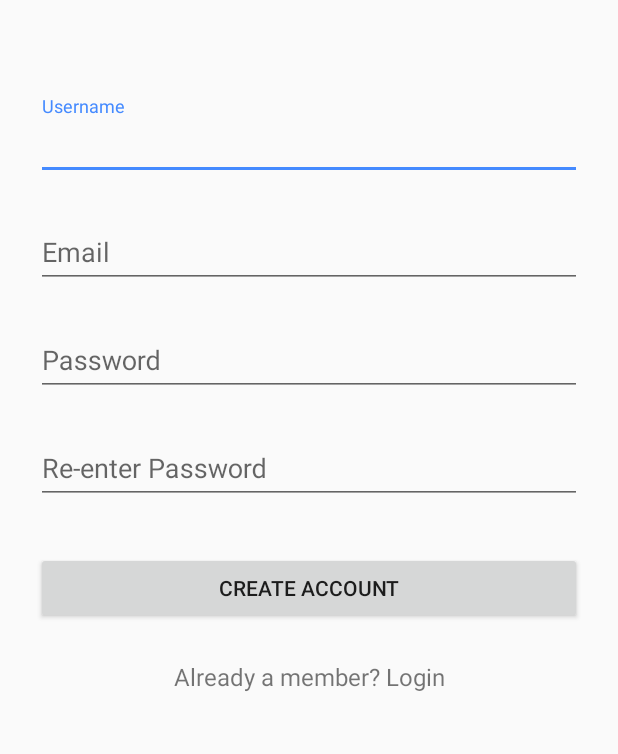
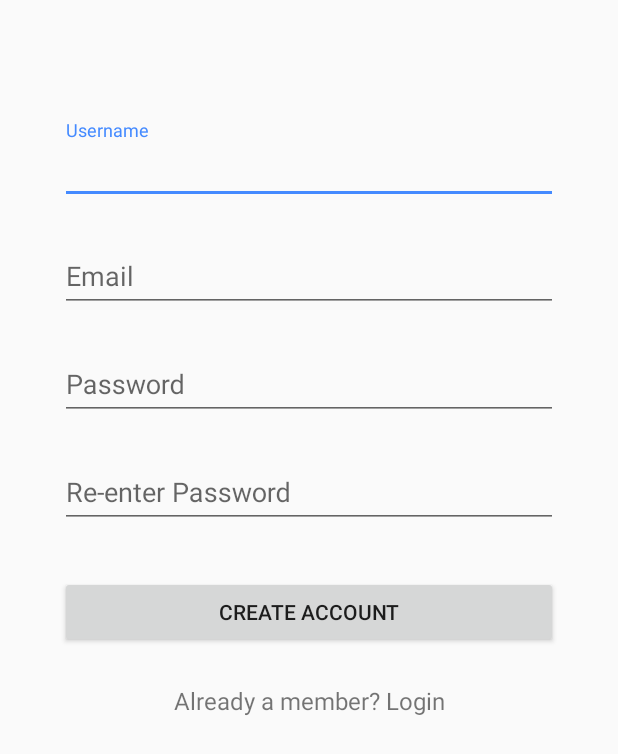
Before and after one commit to hshkryaba/clucky, an Android app: the layout fragment_signup.xml on its own in the app's theme, with its tools: preview values and no code run, on a phone screen of 412 x 824 dp. Shown: the top 754 px of the screen. Run offline under Robolectric (Android 15) with nearby library versions, the phone set to English and light mode, and no system bars.

Commit message:
refactor SignupActivity to SignupFragment

```diff
--- a/presentation/src/main/AndroidManifest.xml
+++ b/presentation/src/main/AndroidManifest.xml
@@ -28,7 +28,7 @@
         <category android:name="android.intent.category.LAUNCHER" />
       </intent-filter>
     </activity>
-    <activity android:name=".view.activity.SignupActivity" />
+    <!--<activity android:name=".view.activity.SignupActivity" />-->
     <activity android:name=".view.activity.ModeSelectActivity" />
     <activity android:name=".view.activity.AboutPageActivity" />
 
--- a/presentation/src/main/res/layout/activity_signup.xml
+++ b/presentation/src/main/res/layout/fragment_signup.xml
@@ -1,9 +1,12 @@
 <?xml version="1.0" encoding="utf-8"?>
 <ScrollView
     xmlns:android="http://schemas.android.com/apk/res/android"
+    xmlns:tools="http://schemas.android.com/tools"
+    style="@style/Container"
     android:layout_width="fill_parent"
     android:layout_height="fill_parent"
-    android:fitsSystemWindows="true">
+    android:fitsSystemWindows="true"
+    tools:context="view.activity.LoginActivity">
 
     <LinearLayout
         android:orientation="vertical"
@@ -24,7 +27,7 @@
                 android:layout_width="match_parent"
                 android:layout_height="wrap_content"
                 android:inputType="textPersonName"
-                android:hint="Username" />
+                android:hint="@string/username" />
         </android.support.design.widget.TextInputLayout>
 
 
@@ -39,7 +42,7 @@
                 android:layout_width="match_parent"
                 android:layout_height="wrap_content"
                 android:inputType="textEmailAddress"
-                android:hint="Email" />
+                android:hint="@string/email" />
         </android.support.design.widget.TextInputLayout>
 
 
@@ -54,7 +57,7 @@
                 android:layout_width="match_parent"
                 android:layout_height="wrap_content"
                 android:inputType="textPassword"
-                android:hint="Password"/>
+                android:hint="@string/password" />
         </android.support.design.widget.TextInputLayout>
 
         <!-- Password Re-enter Label -->
@@ -68,7 +71,7 @@
                 android:layout_width="match_parent"
                 android:layout_height="wrap_content"
                 android:inputType="textPassword"
-                android:hint="Re-enter Password"/>
+                android:hint="@string/re_enter_password" />
         </android.support.design.widget.TextInputLayout>
 
         <!-- Signup Button -->
@@ -79,15 +82,15 @@
             android:layout_marginTop="24dp"
             android:layout_marginBottom="24dp"
             android:padding="12dp"
-            android:text="Create Account"/>
+            android:text="@string/create_account" />
 
         <TextView android:id="@+id/link_login"
             android:layout_width="fill_parent"
             android:layout_height="wrap_content"
             android:layout_marginBottom="24dp"
-            android:text="Already a member? Login"
+            android:text="@string/already_a_member_login"
             android:gravity="center"
-            android:textSize="16dip"/>
+            android:textSize="16sp" />
 
     </LinearLayout>
 </ScrollView>
--- a/presentation/src/main/res/values/strings.xml
+++ b/presentation/src/main/res/values/strings.xml
@@ -53,5 +53,4 @@
   <string name="logout">Logout</string>
   <string name="vk">vk</string>
 
-
 </resources>
```
Also changed, not shown: presentation/src/main/java/com/studios/uio443/cluck/presentation/view/fragment/LoginFragment.java (+8 -6 lines), presentation/src/main/java/com/studios/uio443/cluck/presentation/view/fragment/SignupFragment.java (renamed from presentation/src/main/java/com/studios/uio443/cluck/presentation/view/activity/SignupActivity.java, +20 -14 lines).
